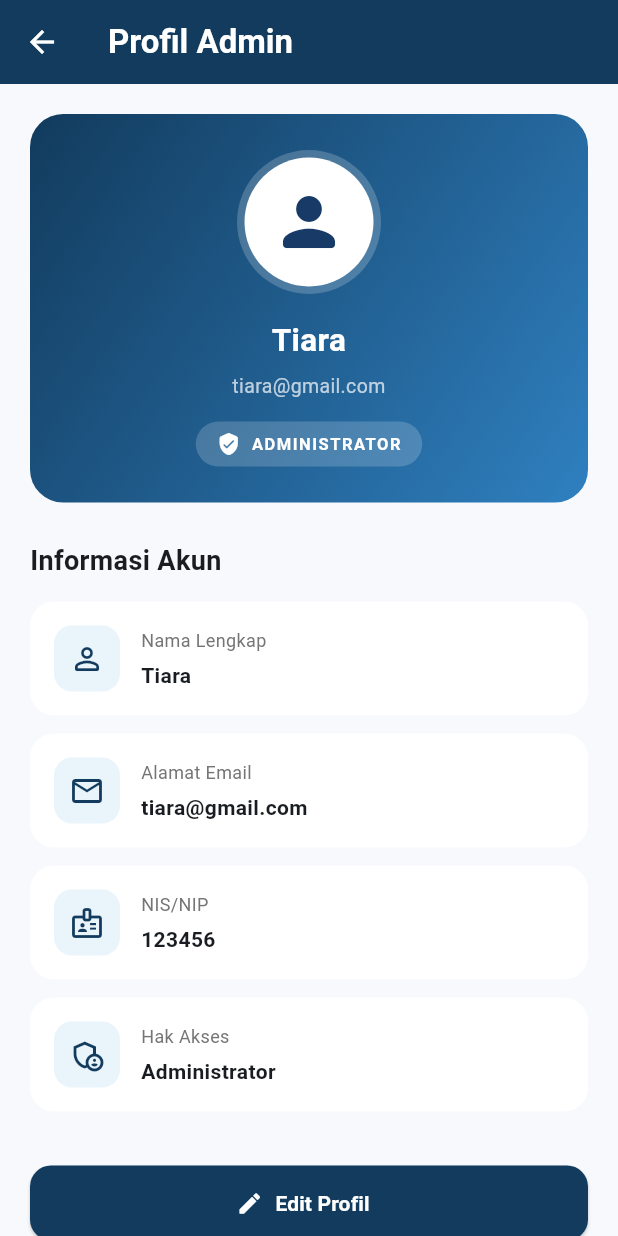
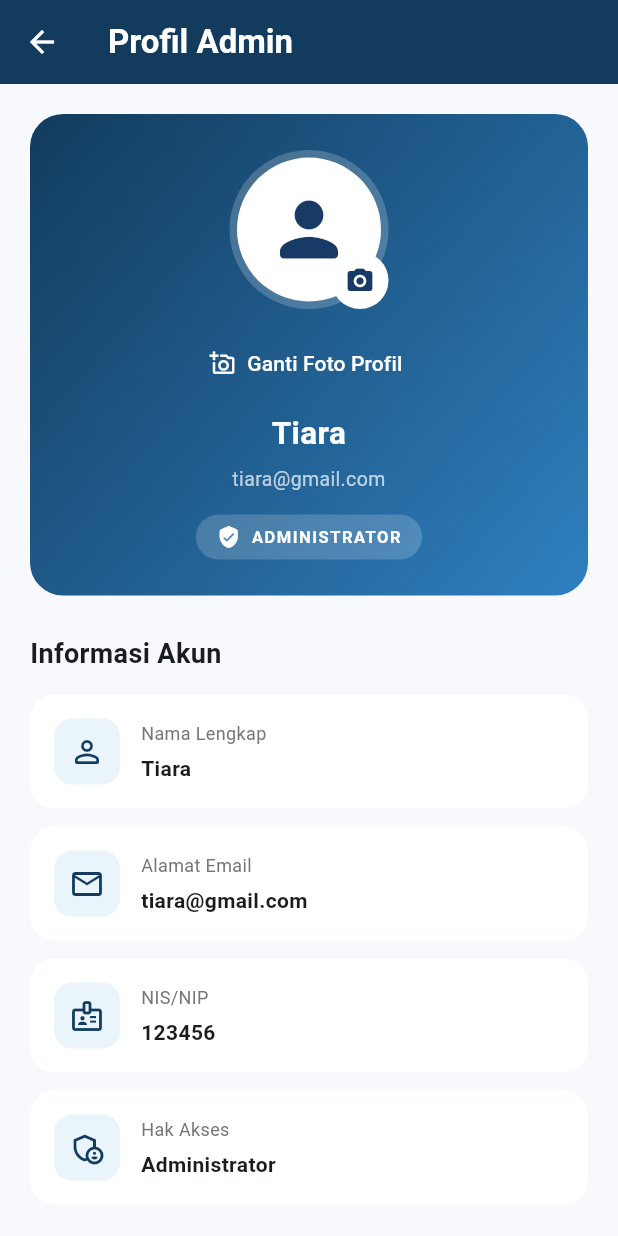
Before and after one commit to Tiara-dwi-priliantika/SIMSAR, a Flutter app: the AdminProfileScreen screen opened directly with sample values from the repository, on a phone screen of 412 x 824 dp. Run offline on Flutter 3.47's test engine with Material 3 defaults, Android fonts, the phone set to English and light mode, and no system bars; our stand-ins replace image_picker.

Commit message:
Tambah fitur foto profil admin

```diff
--- a/lib/screens/admin/admin_dashboard_screen.dart
+++ b/lib/screens/admin/admin_dashboard_screen.dart
@@ -4,7 +4,6 @@ import 'package:flutter/material.dart';
 import '../../data/akun_dummy.dart';
 import '../../data/laporan_dummy.dart';
 import '../../utils/app_colors.dart';
-import '../auth/login_screen.dart';
 import 'admin_laporan_screen.dart';
 import 'admin_statistik_screen.dart';
 import 'admin_profile_screen.dart';
--- a/lib/screens/admin/admin_profile_screen.dart
+++ b/lib/screens/admin/admin_profile_screen.dart
@@ -1,5 +1,8 @@
+
+import 'dart:typed_data';
 
 import 'package:flutter/material.dart';
+import 'package:image_picker/image_picker.dart';
 
 import '../../data/akun_dummy.dart';
 import '../../utils/app_colors.dart';
@@ -22,9 +25,13 @@ class _AdminProfileScreenState extends State<AdminProfileScreen> {
   late TextEditingController emailController;
   late TextEditingController nisNipController;
 
+  Uint8List? fotoProfil;
+  final ImagePicker _picker = ImagePicker();
+
   @override
   void initState() {
     super.initState();
+
     namaController = TextEditingController(text: widget.akun.nama);
     emailController = TextEditingController(text: widget.akun.email);
     nisNipController = TextEditingController(text: widget.akun.nisNip);
@@ -38,6 +45,110 @@ class _AdminProfileScreenState extends State<AdminProfileScreen> {
     super.dispose();
   }
 
+  // Memilih foto profil dari perangkat
+  Future<void> _pilihFotoProfil() async {
+    try {
+      final XFile? gambar = await _picker.pickImage(
+        source: ImageSource.gallery,
+        imageQuality: 80,
+        maxWidth: 800,
+      );
+
+      if (gambar == null) return;
+
+      final Uint8List bytes = await gambar.readAsBytes();
+
+      if (!mounted) return;
+
+      setState(() {
+        fotoProfil = bytes;
+      });
+
+      ScaffoldMessenger.of(context).showSnackBar(
+        const SnackBar(
+          content: Text('Foto profil berhasil diganti.'),
+        ),
+      );
+    } catch (e) {
+      if (!mounted) return;
+
+      ScaffoldMessenger.of(context).showSnackBar(
+        const SnackBar(
+          content: Text('Gagal memilih foto. Silakan coba lagi.'),
+        ),
+      );
+    }
+  }
+
+  // Mengembalikan foto profil ke ikon default
+  void _hapusFotoProfil() {
+    setState(() {
+      fotoProfil = null;
+    });
+
+    Navigator.pop(context);
+
+    ScaffoldMessenger.of(context).showSnackBar(
+      const SnackBar(
+        content: Text('Foto profil dikembalikan ke foto default.'),
+      ),
+    );
+  }
+
+  // Menu untuk mengatur foto profil
+  void _tampilkanMenuFoto() {
+    showModalBottomSheet<void>(
+      context: context,
+      shape: const RoundedRectangleBorder(
+        borderRadius: BorderRadius.vertical(
+          top: Radius.circular(22),
+        ),
+      ),
+      builder: (context) {
+        return SafeArea(
+          child: Padding(
+            padding: const EdgeInsets.all(20),
+            child: Column(
+              mainAxisSize: MainAxisSize.min,
+              children: [
+                const Text(
+                  'Foto Profil Admin',
+                  style: TextStyle(
+                    fontSize: 18,
+                    fontWeight: FontWeight.bold,
+                  ),
+                ),
+                const SizedBox(height: 18),
+                ListTile(
+                  leading: const Icon(
+                    Icons.photo_library_outlined,
+                    color: Color(0xFF173A67),
+                  ),
+                  title: const Text('Pilih Foto dari Galeri'),
+                  onTap: () {
+                    Navigator.pop(context);
+                    _pilihFotoProfil();
+                  },
+                ),
+                if (fotoProfil != null)
+                  ListTile(
+                    leading: const Icon(
+                      Icons.delete_outline_rounded,
+                      color: Colors.red,
+                    ),
+                    title: const Text('Hapus Foto Profil'),
+                    onTap: _hapusFotoProfil,
+                  ),
+                const SizedBox(height: 8),
+              ],
+            ),
+          ),
+        );
+      },
+    );
+  }
+
+  // Mengedit informasi akun
   void _editProfil() {
     namaController.text = widget.akun.nama;
     emailController.text = widget.akun.email;
@@ -97,7 +208,9 @@ class _AdminProfileScreenState extends State<AdminProfileScreen> {
                 final email = emailController.text.trim();
                 final nisNip = nisNipController.text.trim();
 
-                if (nama.isEmpty || email.isEmpty || nisNip.isEmpty) {
+                if (nama.isEmpty ||
+                    email.isEmpty ||
+                    nisNip.isEmpty) {
                   ScaffoldMessenger.of(context).showSnackBar(
                     const SnackBar(
                       content: Text('Semua kolom harus diisi.'),
@@ -128,6 +241,7 @@ class _AdminProfileScreenState extends State<AdminProfileScreen> {
     );
   }
 
+  // Konfirmasi logout
   void _konfirmasiKeluar() {
     showDialog<void>(
       context: context,
@@ -149,6 +263,7 @@ class _AdminProfileScreenState extends State<AdminProfileScreen> {
               ),
               onPressed: () {
                 Navigator.pop(dialogContext);
+
                 Navigator.pushAndRemoveUntil(
                   context,
                   MaterialPageRoute(
@@ -181,7 +296,7 @@ class _AdminProfileScreenState extends State<AdminProfileScreen> {
       body: ListView(
         padding: const EdgeInsets.all(20),
         children: [
-          // Kartu profil
+          // Kartu profil admin
           Container(
             width: double.infinity,
             padding: const EdgeInsets.all(24),
@@ -198,23 +313,66 @@ class _AdminProfileScreenState extends State<AdminProfileScreen> {
             ),
             child: Column(
               children: [
+                // Foto profil dengan tombol kamera
+                Stack(
+                  alignment: Alignment.bottomRight,
+                  children: [
                     Container(
                       padding: const EdgeInsets.all(5),
                       decoration: BoxDecoration(
                         color: Colors.white.withValues(alpha: 0.2),
                         shape: BoxShape.circle,
                       ),
-                  child: const CircleAvatar(
-                    radius: 43,
+                      child: CircleAvatar(
+                        radius: 48,
                         backgroundColor: Colors.white,
+                        backgroundImage: fotoProfil != null
+                            ? MemoryImage(fotoProfil!)
+                            : null,
+                        child: fotoProfil == null
+                            ? const Icon(
+                                Icons.person_rounded,
+                                size: 58,
+                                color: Color(0xFF173A67),
+                              )
+                            : null,
+                      ),
+                    ),
+                    Material(
+                      color: Colors.white,
+                      shape: const CircleBorder(),
+                      child: InkWell(
+                        onTap: _tampilkanMenuFoto,
+                        customBorder: const CircleBorder(),
+                        child: const Padding(
+                          padding: EdgeInsets.all(9),
                           child: Icon(
-                      Icons.person_rounded,
-                      size: 52,
+                            Icons.camera_alt_rounded,
+                            size: 20,
                             color: Color(0xFF173A67),
                           ),
                         ),
                       ),
-                const SizedBox(height: 16),
+                    ),
+                  ],
+                ),
+
+                const SizedBox(height: 12),
+
+                TextButton.icon(
+                  onPressed: _tampilkanMenuFoto,
+                  icon: const Icon(
+                    Icons.add_a_photo_outlined,
+                    size: 17,
+                  ),
+                  label: const Text('Ganti Foto Profil'),
+                  style: TextButton.styleFrom(
+                    foregroundColor: Colors.white,
+                  ),
+                ),
+
+                const SizedBox(height: 8),
+
                 Text(
                   widget.akun.nama,
                   textAlign: TextAlign.center,
@@ -224,7 +382,9 @@ class _AdminProfileScreenState extends State<AdminProfileScreen> {
                     fontWeight: FontWeight.bold,
                   ),
                 ),
+
                 const SizedBox(height: 6),
+
                 Text(
                   widget.akun.email,
                   textAlign: TextAlign.center,
@@ -233,7 +393,9 @@ class _AdminProfileScreenState extends State<AdminProfileScreen> {
                     fontSize: 13,
                   ),
                 ),
+
                 const SizedBox(height: 14),
+
                 Container(
                   padding: const EdgeInsets.symmetric(
                     horizontal: 14,
```
Lines whose indentation alone changed are shown as unchanged.
